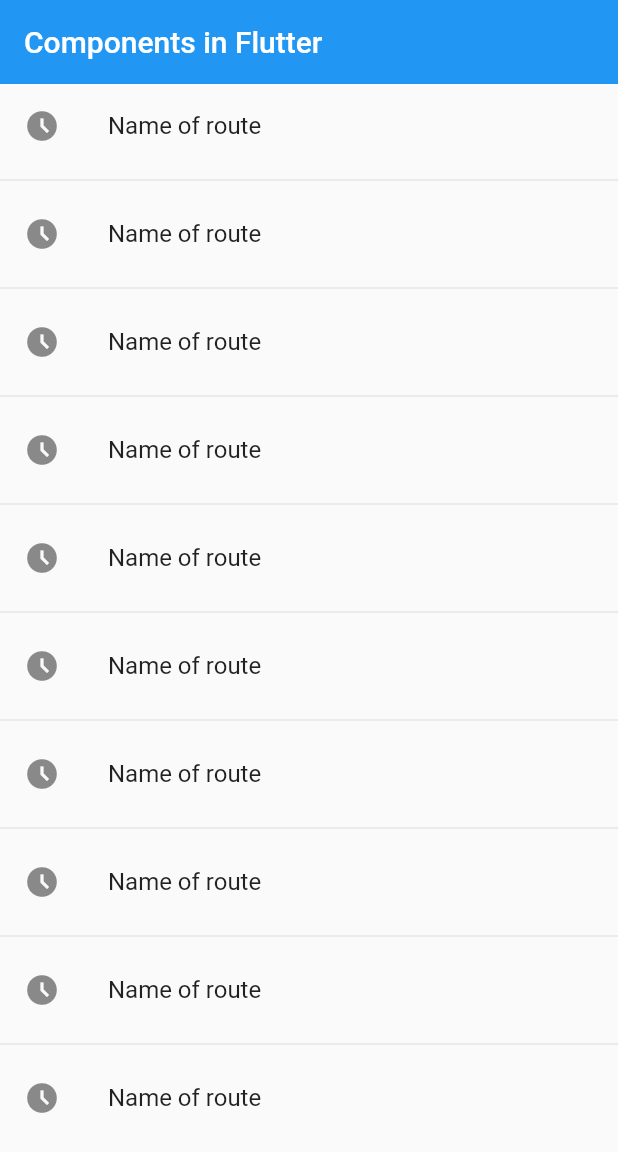
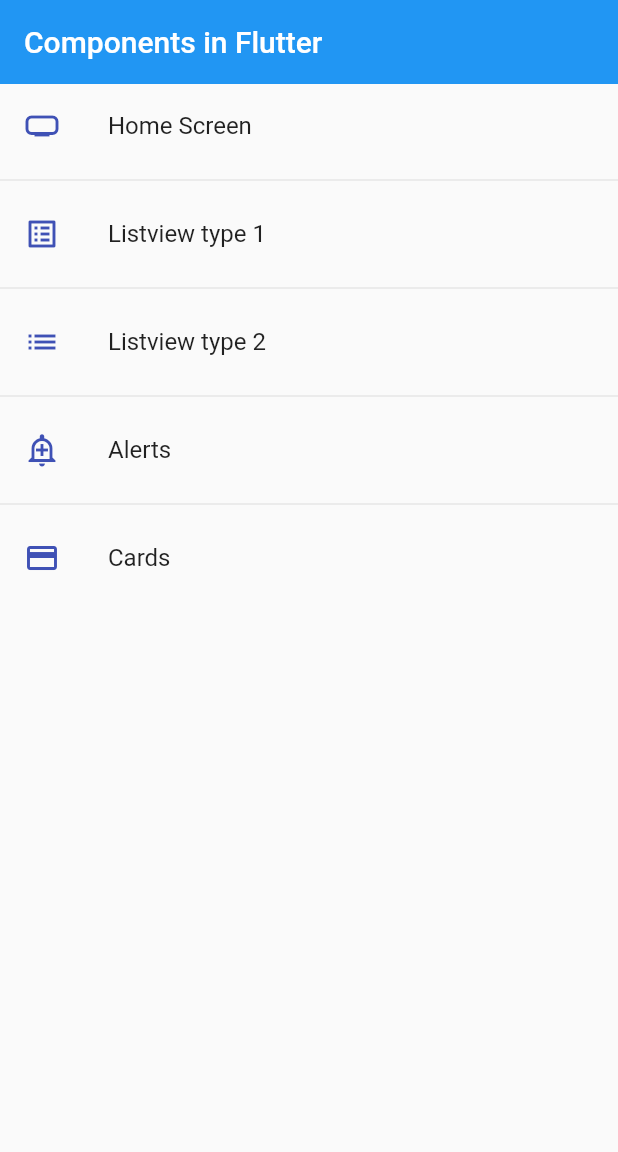
Before and after one commit to luisfdomontoya/flr_component, a Flutter app: the screen it shows after launch, on a phone screen of 412 x 824 dp. Shown: the top 1152 px of the screen. Run offline on Flutter 3.47's test engine with Material 2 defaults, Android fonts, the light colour scheme and no system bars.

Commit message:
routes -- another way much better

```diff
--- a/lib/main.dart
+++ b/lib/main.dart
@@ -14,7 +14,7 @@
       debugShowCheckedModeBanner: false,
       title: 'Material App',
       initialRoute: AppRoutes.initialRoute,
-      routes: AppRoutes.routes,
+      routes: AppRoutes.getAppRoutes(),
       onGenerateRoute: AppRoutes.onGenerateRoute,
     );
   }
--- a/lib/models/models.dart
+++ b/lib/models/models.dart
@@ -0,0 +1,6 @@
+// Fernando se refiere a este archivo como BareFile
+// y al parecer se usa para llamar a otros archivos y luego
+// se llama a este (es decir, a models.dart) en los otros
+// archivos, tal y como lo hace en el archivo app_routes.dart
+
+export 'package:flr_component/models/menu_option.dart';
--- a/lib/router/app_routes.dart
+++ b/lib/router/app_routes.dart
@@ -1,17 +1,56 @@
 import 'package:flutter/material.dart';
 
+import '../models/models.dart';
 import '../screens/screens.dart';
 
 class AppRoutes {
   static const initialRoute = 'home';
 
-  static Map<String, Widget Function(BuildContext)> routes = {
-    'home': (context) => const HomeScreen(),
-    'listview1': (context) => const Listview1Screen(),
-    'listview2': (context) => const Listview2Screen(),
-    'alert': (context) => const AlertScreen(),
-    'card': (context) => const CardScreen(),
-  };
+  static final menuOptions = <MenuOption>[
+    MenuOption(
+        route: 'home',
+        name: 'Home Screen',
+        screen: const HomeScreen(),
+        icon: Icons.home_max_sharp),
+    MenuOption(
+        route: 'listview1',
+        name: 'Listview type 1',
+        screen: const Listview1Screen(),
+        icon: Icons.list_alt),
+    MenuOption(
+        route: 'listview2',
+        name: 'Listview type 2',
+        screen: const Listview2Screen(),
+        icon: Icons.list),
+    MenuOption(
+        route: 'alert',
+        name: 'Alerts',
+        screen: const AlertScreen(),
+        icon: Icons.add_alert_outlined),
+    MenuOption(
+        route: 'card',
+        name: 'Cards',
+        screen: const CardScreen(),
+        icon: Icons.credit_card),
+  ];
+
+  static Map<String, Widget Function(BuildContext)> getAppRoutes() {
+    Map<String, Widget Function(BuildContext)> appRoutes = {};
+
+    for (final option in menuOptions) {
+      appRoutes.addAll({option.route: (context) => option.screen});
+    }
+
+    return appRoutes;
+  }
+
+  // static Map<String, Widget Function(BuildContext)> routes = {
+  //   'home': (context) => const HomeScreen(),
+  //   'listview1': (context) => const Listview1Screen(),
+  //   'listview2': (context) => const Listview2Screen(),
+  //   'alert': (context) => const AlertScreen(),
+  //   'card': (context) => const CardScreen(),
+  // };
 
   static Route<dynamic> onGenerateRoute(RouteSettings settings) {
     return MaterialPageRoute(
--- a/lib/screens/home_screen.dart
+++ b/lib/screens/home_screen.dart
@@ -1,4 +1,5 @@
 // import 'package:flr_component/screens/screens.dart';
+import 'package:flr_component/router/app_routes.dart';
 import 'package:flutter/material.dart';
 
 /// El widget HomeScreen lo uso para crear mi pantalla inicial,
@@ -8,6 +9,8 @@
 
   @override
   Widget build(BuildContext context) {
+    final menuOptions = AppRoutes.menuOptions;
+
     return Scaffold(
       appBar: AppBar(
         title: const Text('Components in Flutter'),
@@ -15,17 +18,17 @@
       ),
       body: ListView.separated(
           itemBuilder: (context, index) => ListTile(
-                leading: const Icon(Icons.access_time_filled_outlined),
-                title: const Text('Name of route'),
+                leading: Icon(menuOptions[index].icon, color: Colors.indigo),
+                title: Text(menuOptions[index].name),
                 onTap: () {
                   // final route = MaterialPageRoute(
                   //   builder: (context) => const Listview1Screen(),
                   // );
-                  Navigator.pushNamed(context, 'listview2');
+                  Navigator.pushNamed(context, menuOptions[index].route);
                 },
               ),
           separatorBuilder: (_, __) => const Divider(),
-          itemCount: 10),
+          itemCount: menuOptions.length),
     );
   }
 }
```
